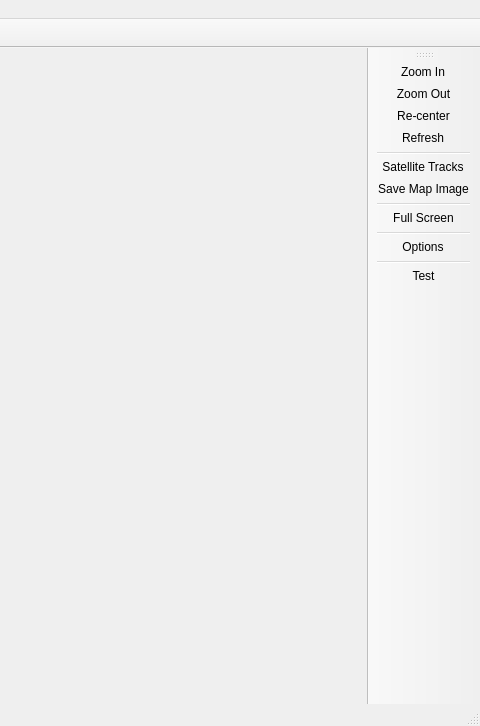
Before: the Qt Designer form new-gui/brat/BratMainWindow.ui in altimetry/main, drawn with Qt 5; both pictures show x 502 to 982 and y 0 to 726 of the 982 by 726 pixel window.
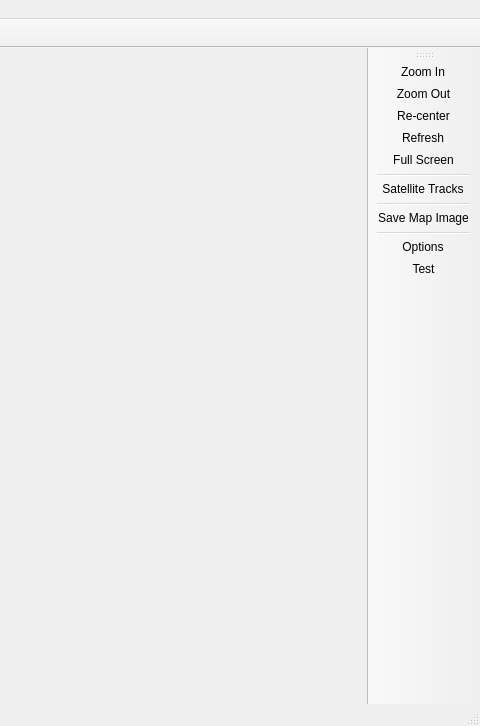
After: the same form once the commit is applied. Icons and pictures are not drawn.

The edit to the form file:
```diff
--- a/new-gui/brat/BratMainWindow.ui
+++ b/new-gui/brat/BratMainWindow.ui
@@ -144,14 +144,13 @@
    <addaction name="action_Zoom_Out"/>
    <addaction name="action_Re_center"/>
    <addaction name="action_Refresh_Map"/>
+   <addaction name="action_Full_Screen"/>
    <addaction name="separator"/>
    <addaction name="action_Satellite_Tracks"/>
+   <addaction name="separator"/>
    <addaction name="action_Save_Map_Image"/>
    <addaction name="separator"/>
-   <addaction name="action_Full_Screen"/>
-   <addaction name="separator"/>
    <addaction name="action_Options"/>
-   <addaction name="separator"/>
    <addaction name="action_Test"/>
   </widget>
   <action name="action_Exit">
```
Left out of the diff: 25 changed lines with no effect on the pictures.
